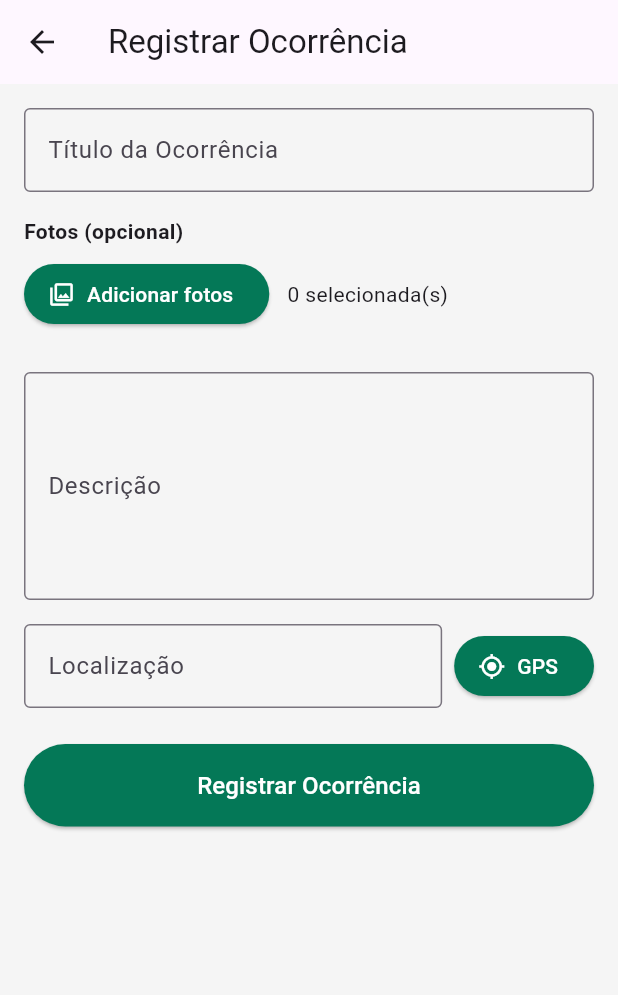
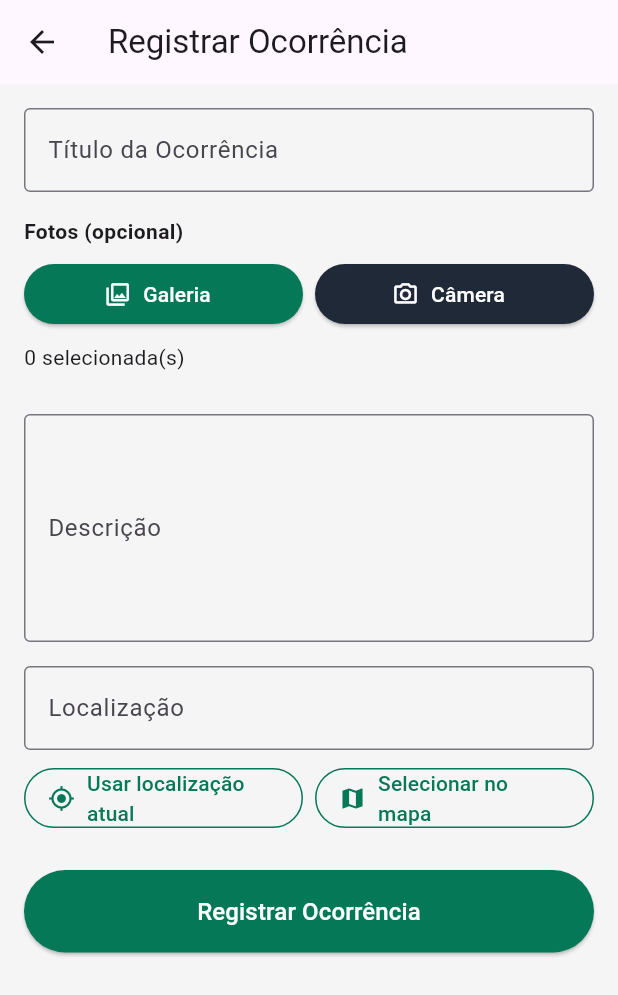
Before and after one commit to Rehheh011/Guapo-Cidadao, a Flutter app: the RegisterOccurrenceScreen screen opened directly, on a phone screen of 412 x 824 dp. Shown: the top 995 px of the screen. Run offline on Flutter 3.47's test engine with Material 3 defaults, Android fonts, the phone set to English and light mode, and no system bars; our stand-ins replace geolocator, image_picker, latlong2, shared_preferences, supabase_flutter; accounts and stored records are empty.

Commit message:
FEAT: Added gallery/camera image picking and map location selection flow.

```diff
--- a/lib/screens/register_occurrence_screen.dart
+++ b/lib/screens/register_occurrence_screen.dart
@@ -2,6 +2,8 @@ import 'package:flutter/material.dart';
 import 'package:supabase_flutter/supabase_flutter.dart';
 import '../services/location_service.dart';
 import 'package:image_picker/image_picker.dart';
+import 'package:latlong2/latlong.dart';
+import 'map_picker_screen.dart';
 import 'dart:io';
 
 class RegisterOccurrenceScreen extends StatefulWidget {
@@ -36,12 +38,66 @@ class _RegisterOccurrenceScreenState extends State<RegisterOccurrenceScreen> {
     }
   }
 
+  Future<void> _selectLocationOnMap() async {
+    try {
+      final currentLatLng = _parseLocation();
+      final selected = await Navigator.of(context).push<LatLng>(
+        MaterialPageRoute(
+          builder: (_) => MapPickerScreen(
+            initialLatitude: currentLatLng?.latitude,
+            initialLongitude: currentLatLng?.longitude,
+          ),
+        ),
+      );
+      if (selected != null) {
+        _locationController.text = '${selected.latitude.toStringAsFixed(6)}, ${selected.longitude.toStringAsFixed(6)}';
+      }
+    } catch (e) {
+      if (!mounted) return;
+      ScaffoldMessenger.of(context).showSnackBar(
+        SnackBar(content: Text('Falha ao selecionar no mapa: ${e.toString()}')),
+      );
+    }
+  }
+
+  LatLng? _parseLocation() {
+    try {
+      final parts = _locationController.text.split(',');
+      if (parts.length >= 2) {
+        final lat = double.tryParse(parts[0].trim());
+        final lon = double.tryParse(parts[1].trim());
+        if (lat != null && lon != null) {
+          return LatLng(lat, lon);
+        }
+      }
+    } catch (_) {}
+    return null;
+  }
+
   @override
   void dispose() {
     _titleController.dispose();
     _descriptionController.dispose();
     _locationController.dispose();
     super.dispose();
+  }
+
+  Future<void> _pickImagesFromGallery() async {
+    final List<XFile>? images = await _picker.pickMultiImage(imageQuality: 80);
+    if (images != null && images.isNotEmpty) {
+      setState(() {
+        _selectedImages.addAll(images);
+      });
+    }
+  }
+
+  Future<void> _takePhoto() async {
+    final XFile? image = await _picker.pickImage(source: ImageSource.camera, imageQuality: 80);
+    if (image != null) {
+      setState(() {
+        _selectedImages.add(image);
+      });
+    }
   }
 
   Future<void> _registerOccurrence() async {
@@ -185,26 +241,27 @@ class _RegisterOccurrenceScreenState extends State<RegisterOccurrenceScreen> {
               const SizedBox(height: 8.0),
               Row(
                 children: [
-                  ElevatedButton.icon(
-                    onPressed: _isLoading
-                        ? null
-                        : () async {
-                            // Permite selecionar múltiplas imagens
-                            final List<XFile>? images = await _picker.pickMultiImage(imageQuality: 80);
-                            if (images != null && images.isNotEmpty) {
-                              setState(() {
-                                _selectedImages = images;
-                              });
-                            }
-                          },
-                    icon: const Icon(Icons.photo_library_outlined),
-                    label: const Text('Adicionar fotos'),
-                    style: ElevatedButton.styleFrom(backgroundColor: const Color(0xFF047857)),
+                  Expanded(
+                    child: ElevatedButton.icon(
+                      onPressed: _isLoading ? null : _pickImagesFromGallery,
+                      icon: const Icon(Icons.photo_library_outlined),
+                      label: const Text('Galeria'),
+                      style: ElevatedButton.styleFrom(backgroundColor: const Color(0xFF047857)),
+                    ),
                   ),
-                  const SizedBox(width: 12),
-                  Text('${_selectedImages.length} selecionada(s)'),
+                  const SizedBox(width: 8),
+                  Expanded(
+                    child: ElevatedButton.icon(
+                      onPressed: _isLoading ? null : _takePhoto,
+                      icon: const Icon(Icons.camera_alt_outlined),
+                      label: const Text('Câmera'),
+                      style: ElevatedButton.styleFrom(backgroundColor: const Color(0xFF1F2937)),
+                    ),
+                  ),
                 ],
               ),
+              const SizedBox(height: 8),
+              Text('${_selectedImages.length} selecionada(s)'),
               const SizedBox(height: 12),
               if (_selectedImages.isNotEmpty)
                 SizedBox(
@@ -270,6 +327,7 @@ class _RegisterOccurrenceScreenState extends State<RegisterOccurrenceScreen> {
                       decoration: const InputDecoration(
                         labelText: 'Localização',
                         border: OutlineInputBorder(),
+                        hintText: 'lat, lon',
                       ),
                       validator: (value) {
                         if (value == null || value.isEmpty) {
@@ -279,12 +337,25 @@ class _RegisterOccurrenceScreenState extends State<RegisterOccurrenceScreen> {
                       },
                     ),
                   ),
-                  const SizedBox(width: 8.0),
-                  ElevatedButton.icon(
-                    onPressed: _isLoading ? null : _useCurrentLocation,
-                    icon: const Icon(Icons.my_location),
-                    label: const Text('GPS'),
-                    style: ElevatedButton.styleFrom(backgroundColor: const Color(0xFF047857)),
+                ],
+              ),
+              const SizedBox(height: 8),
+              Row(
+                children: [
+                  Expanded(
+                    child: OutlinedButton.icon(
+                      onPressed: _isLoading ? null : _useCurrentLocation,
+                      icon: const Icon(Icons.my_location),
+                      label: const Text('Usar localização atual'),
+                    ),
+                  ),
+                  const SizedBox(width: 8),
+                  Expanded(
+                    child: OutlinedButton.icon(
+                      onPressed: _isLoading ? null : _selectLocationOnMap,
+                      icon: const Icon(Icons.map),
+                      label: const Text('Selecionar no mapa'),
+                    ),
                   ),
                 ],
               ),
```
